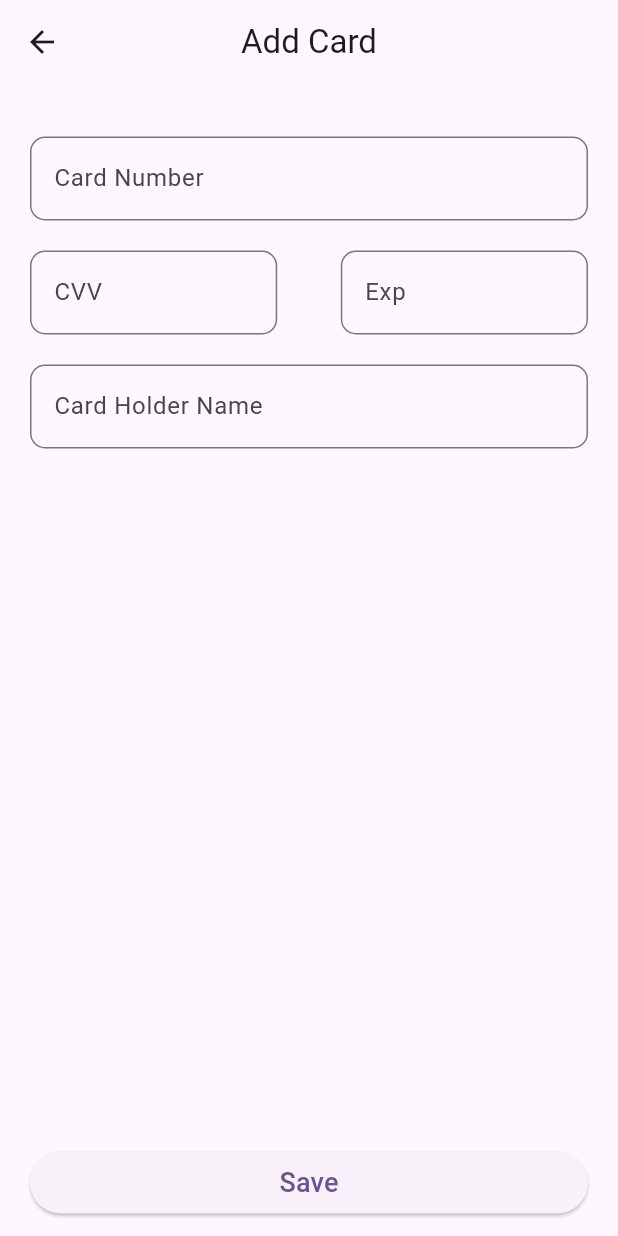
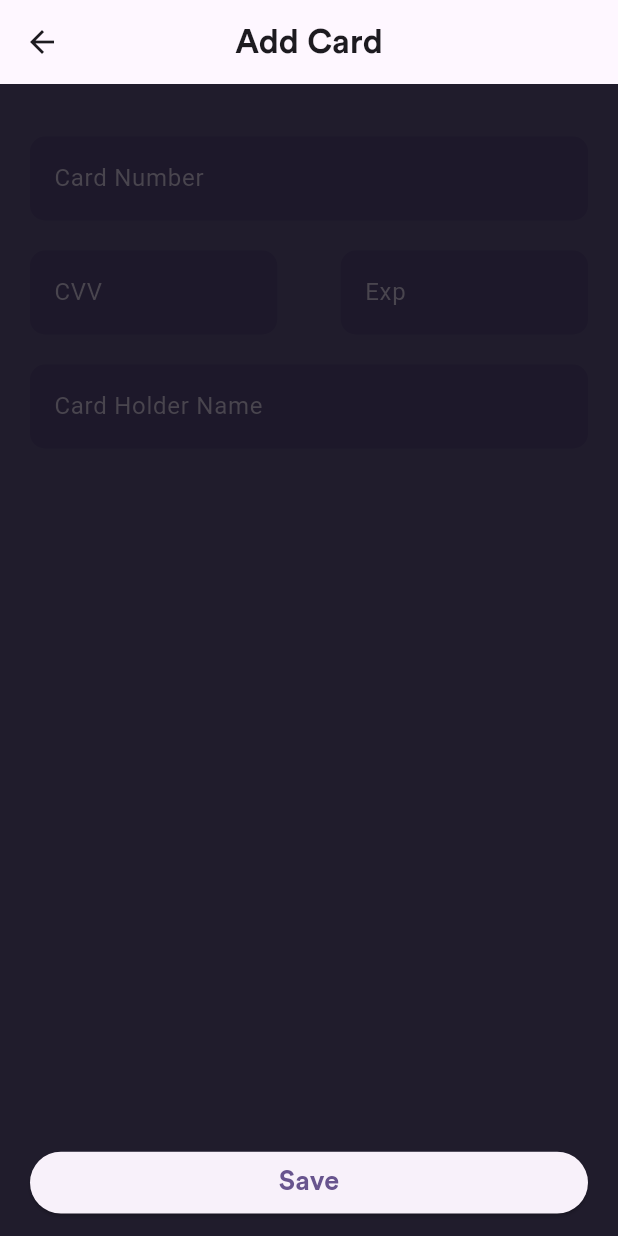
Before and after one commit to mahesh-bora/Ecommerce-App, a Flutter app: the EditPaymentScreen screen opened directly, on a phone screen of 412 x 824 dp. Run offline on Flutter 3.47's test engine with Material 3 defaults, Android fonts, the phone set to English and light mode, and no system bars; our stand-ins replace cached_network_image.

```diff
--- a/lib/screens/edit_card.dart
+++ /dev/null
@@ -1,106 +0,0 @@
-import 'package:flutter/material.dart';
-
-class EditPaymentScreen extends StatelessWidget {
-  @override
-  Widget build(BuildContext context) {
-    return Scaffold(
-      appBar: AppBar(
-        centerTitle: true,
-        title: const Text('Add Card'),
-      ),
-      body: Padding(
-        padding: const EdgeInsetsDirectional.symmetric(
-            horizontal: 20.0, vertical: 15.0),
-        child: Column(
-          children: [
-            Expanded(
-              child: Form(
-                child: ListView(
-                  children: [
-                    const SizedBox(height: 20),
-                    //card number
-                    TextFormField(
-                      decoration: InputDecoration(
-                        labelText: 'Card Number',
-                        hintText: 'Enter your card number',
-                        border: OutlineInputBorder(
-                          borderRadius: BorderRadius.circular(10),
-                        ),
-                      ),
-                    ),
-
-                    const SizedBox(height: 20),
-                    Row(
-                      mainAxisAlignment: MainAxisAlignment.spaceBetween,
-                      children: [
-                        //CVV
-                        SizedBox(
-                          width: MediaQuery.of(context).size.width * 0.4,
-                          child: TextFormField(
-                            decoration: InputDecoration(
-                              labelText: 'CVV',
-                              hintText: 'Enter your CVV',
-                              border: OutlineInputBorder(
-                                borderRadius: BorderRadius.circular(10),
-                              ),
-                            ),
-                          ),
-                        ),
-
-                        //Expire date
-                        SizedBox(
-                          width: MediaQuery.of(context).size.width * 0.4,
-                          child: TextFormField(
-                            decoration: InputDecoration(
-                              labelText: 'Exp',
-                              hintText: 'Enter your Expire date',
-                              border: OutlineInputBorder(
-                                borderRadius: BorderRadius.circular(10),
-                              ),
-                            ),
-                          ),
-                        ),
-                      ],
-                    ),
-
-                    const SizedBox(height: 20),
-                    //card holder name
-                    TextFormField(
-                      decoration: InputDecoration(
-                        labelText: 'Card Holder Name',
-                        hintText: 'Enter your card holder name',
-                        border: OutlineInputBorder(
-                          borderRadius: BorderRadius.circular(10),
-                        ),
-                      ),
-                    ),
-
-                    const SizedBox(height: 20),
-
-                    //save button
-                  ],
-                ),
-              ),
-            ),
-            SizedBox(
-              height: MediaQuery.of(context).size.height * 0.05,
-              width: double.infinity,
-              child: ElevatedButton(
-                onPressed: () {
-                  //Navigate to next screen
-                  Navigator.pushNamed(context, '/address');
-                },
-                child: const Text(
-                  'Save',
-                  style: TextStyle(
-                    fontSize: 18,
-                  ),
-                ),
-              ),
-            ),
-          ],
-        ),
-      ),
-    );
-  }
-}
--- a/lib/screens/setting/edit_Payment.dart
+++ b/lib/screens/setting/edit_Payment.dart
@@ -7,7 +7,12 @@ class EditPaymentScreen extends StatelessWidget {
       backgroundColor: const Color(0xFF201C2C),
       appBar: AppBar(
         centerTitle: true,
-        title: const Text('Add Card'),
+        title: const Text(
+          'Add Card',
+          style: TextStyle(
+            fontFamily: 'CircularStd-Bold.ttf',
+          ),
+        ),
       ),
       body: Padding(
         padding: const EdgeInsetsDirectional.symmetric(
@@ -106,6 +111,7 @@ class EditPaymentScreen extends StatelessWidget {
                 child: const Text(
                   'Save',
                   style: TextStyle(
+                    fontFamily: 'CircularStd-Bold.ttf',
                     fontSize: 18,
                   ),
                 ),
--- a/lib/screens/setting/edit_address_screen.dart
+++ b/lib/screens/setting/edit_address_screen.dart
@@ -8,7 +8,10 @@ class EditAddressScreen extends StatelessWidget {
       backgroundColor: const Color(0xFF201C2C),
       appBar: AppBar(
         centerTitle: true,
-        title: const Text('Add Address'),
+        title: const Text('Add Address',
+            style: TextStyle(
+              fontFamily: 'CircularStd-Bold.ttf',
+            )),
       ),
       body: Padding(
         padding: const EdgeInsetsDirectional.symmetric(
@@ -109,6 +112,7 @@ class EditAddressScreen extends StatelessWidget {
                 child: const Text(
                   'Save',
                   style: TextStyle(
+                    fontFamily: 'CircularStd-Bold.ttf',
                     fontSize: 18,
                   ),
                 ),
--- a/lib/widgets/custom_address_card.dart
+++ b/lib/widgets/custom_address_card.dart
@@ -31,6 +31,7 @@ class AddressCard extends StatelessWidget {
                 address,
                 overflow: TextOverflow.ellipsis,
                 style: const TextStyle(
+                  fontFamily: 'CircularStd-Bold.ttf',
                   color: Colors.white,
                   fontWeight: FontWeight.bold,
                 ),
@@ -44,6 +45,7 @@ class AddressCard extends StatelessWidget {
             child: const Text(
               'Edit',
               style: TextStyle(
+                fontFamily: 'CircularStd-Bold.ttf',
                 fontSize: 18,
               ),
             ),
--- a/lib/widgets/custom_buttom.dart
+++ b/lib/widgets/custom_buttom.dart
@@ -28,6 +28,7 @@ class CustomButton extends StatelessWidget {
             child: Text(
               title,
               style: const TextStyle(
+                fontFamily: 'CircularStd-Bold.ttf',
                 fontSize: 18,
                 color: Colors.white,
               ),
--- a/lib/widgets/custom_payment_card.dart
+++ b/lib/widgets/custom_payment_card.dart
@@ -32,6 +32,7 @@ class CustomPaymentCard extends StatelessWidget {
                 child: Text(
                   cardNumber,
                   style: const TextStyle(
+                    fontFamily: 'CircularStd-Bold.ttf',
                     fontSize: 16,
                     color: Colors.white,
                     fontWeight: FontWeight.w400,
--- a/lib/widgets/custom_wishlist_card.dart
+++ b/lib/widgets/custom_wishlist_card.dart
@@ -30,6 +30,7 @@ class CustomWishlistCard extends StatelessWidget {
               child: SizedBox(
                 //width: MediaQuery.of(context).size.width * 0.6,
                 child: Column(
+                  crossAxisAlignment: CrossAxisAlignment.start,
                   mainAxisAlignment: MainAxisAlignment.center,
                   children: [
                     Text(
@@ -40,9 +41,10 @@ class CustomWishlistCard extends StatelessWidget {
                         fontWeight: FontWeight.bold,
                       ),
                     ),
-                    Text(
+                    const Text(
                       'Price: 1000',
-                      style: const TextStyle(
+                      style: TextStyle(
+                        fontFamily: 'CircularStd-Bold.ttf',
                         fontSize: 16,
                         color: Colors.white,
                         fontWeight: FontWeight.w400,
--- a/pubspec.yaml
+++ b/pubspec.yaml
@@ -16,6 +16,7 @@ dependencies:
   # The following adds the Cupertino Icons font to your application.
   # Use with the CupertinoIcons class for iOS style icons.
   cupertino_icons: ^1.0.2
+  cached_network_image: ^3.3.0
 
 dev_dependencies:
   flutter_test:
```
Also changed, not shown: lib/model/product.dart (added, +13 -0 lines), lib/screens/edit_address_screen.dart (deleted, +0 -107 lines), lib/screens/navpages/setting_page.dart (+6 -2 lines), lib/screens/setting/address_page.dart (+6 -1 lines), lib/screens/setting/help_page.dart (+3 -47 lines), lib/screens/setting/my_favorite_screen.dart (added, +78 -0 lines), lib/screens/setting/payment_page.dart (+8 -1 lines), lib/screens/setting/support_page.dart (+6 -1 lines), lib/screens/setting/wishlist_page.dart (+13 -4 lines), lib/widgets/custom_product_card.dart (added, +157 -0 lines), pubspec.lock, 1 other file.
